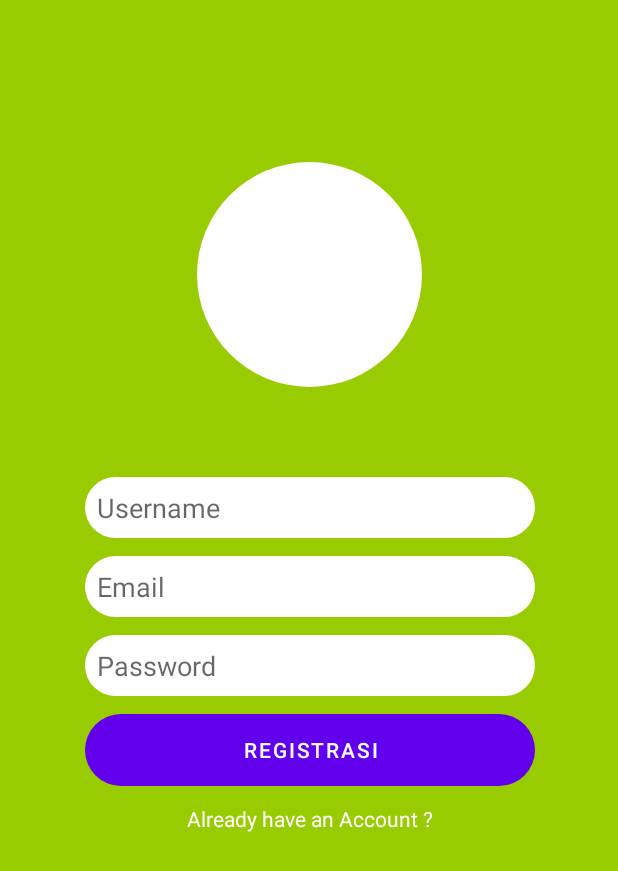
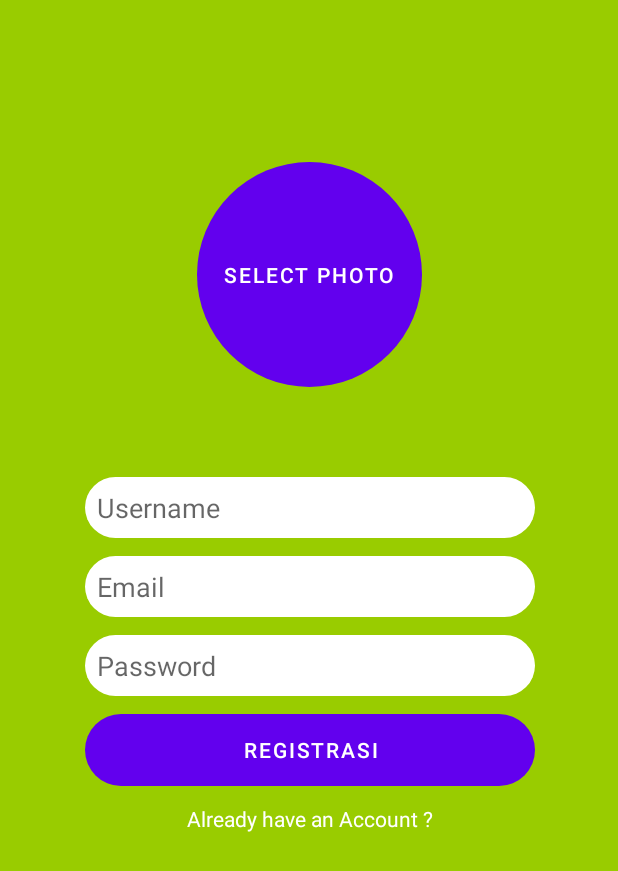
Before and after one commit to ilhamhendrop/greenchat, an Android app: the screen it shows after launch (MainActivity before the commit, RegisterActivity after it), on a phone screen of 412 x 824 dp. Shown: the top 871 px of the screen. Run offline under Robolectric (Android 15) with nearby library versions, the phone set to English and light mode, and no system bars; our stand-ins replace CircleImageView, Firebase (no records; nobody signed in at launch, a user with empty details on screens opened directly).

Commit message:
register user and upload photo

```diff
--- a/greenchat/app/build.gradle
+++ b/greenchat/app/build.gradle
@@ -45,6 +45,8 @@ dependencies {
     implementation platform('com.google.firebase:firebase-bom:26.1.0')
     implementation 'com.google.firebase:firebase-analytics-ktx'
     implementation 'com.google.firebase:firebase-auth:20.0.1'
+    implementation 'com.google.firebase:firebase-storage:19.2.0'
+    implementation 'com.google.firebase:firebase-database:19.5.1'
 
     testImplementation 'junit:junit:4.13.1'
     androidTestImplementation 'androidx.test.ext:junit:1.1.2'
--- a/greenchat/app/src/main/AndroidManifest.xml
+++ b/greenchat/app/src/main/AndroidManifest.xml
@@ -12,7 +12,7 @@
         <activity android:name=".ui.activity.LoginActivity"
             android:theme="@style/Theme.GreenChat.NoActionBar"></activity>
         <activity
-            android:name=".ui.activity.MainActivity"
+            android:name=".ui.activity.RegisterActivity"
             android:theme="@style/Theme.GreenChat.NoActionBar">
             <intent-filter>
                 <action android:name="android.intent.action.MAIN" />
--- a/greenchat/app/src/main/java/com/greensoft/greenchat/ui/activity/MainActivity.kt
+++ /dev/null
@@ -1,57 +0,0 @@
-package com.greensoft.greenchat.ui.activity
-
-import android.content.Intent
-import androidx.appcompat.app.AppCompatActivity
-import android.os.Bundle
-import android.util.Log
-import android.view.View
-import android.widget.Toast
-import com.google.firebase.auth.FirebaseAuth
-import com.greensoft.greenchat.R
-import kotlinx.android.synthetic.main.activity_main.*
-
-class MainActivity : AppCompatActivity(), View.OnClickListener {
-
-
-    override fun onCreate(savedInstanceState: Bundle?) {
-        super.onCreate(savedInstanceState)
-        setContentView(R.layout.activity_main)
-
-        btnRegister.setOnClickListener(this)
-        txtLogin.setOnClickListener(this)
-
-    }
-
-    override fun onClick(v: View) {
-        when(v.id){
-            R.id.btnRegister -> {
-                val username = edPassword.text.toString()
-                val email = edEmail.text.toString()
-                val password = edPassword.text.toString()
-
-                if (email.isEmpty() || password.isEmpty()) {
-                    Toast.makeText(applicationContext, "email/password tidak boleh kosong", Toast.LENGTH_SHORT).show()
-                    return
-                }
-
-                FirebaseAuth.getInstance()
-                        .createUserWithEmailAndPassword(email, password)
-                        .addOnCompleteListener {
-                            if (it.isSuccessful) {
-                                edEmail.text.clear()
-                                edPassword.text.clear()
-                                Toast.makeText(applicationContext, "Succes ${it.result?.user?.email}", Toast.LENGTH_SHORT).show()
-                                return@addOnCompleteListener
-                            }
-                        }
-                        .addOnFailureListener {
-                            Toast.makeText(applicationContext, "${it.message}", Toast.LENGTH_SHORT).show()
-                        }
-            }
-
-            R.id.txtLogin -> {
-                startActivity(Intent(applicationContext, LoginActivity::class.java))
-            }
-        }
-    }
-}
--- /dev/null
+++ b/greenchat/app/src/main/res/drawable/image_button.xml
@@ -0,0 +1,5 @@
+<?xml version="1.0" encoding="utf-8"?>
+<shape xmlns:android="http://schemas.android.com/apk/res/android">
+
+    <corners android:radius="75dp"/>
+</shape>
--- a/greenchat/app/src/main/res/layout/activity_main.xml
+++ /dev/null
@@ -1,87 +0,0 @@
-<?xml version="1.0" encoding="utf-8"?>
-<androidx.constraintlayout.widget.ConstraintLayout xmlns:android="http://schemas.android.com/apk/res/android"
-    xmlns:app="http://schemas.android.com/apk/res-auto"
-    xmlns:tools="http://schemas.android.com/tools"
-    android:layout_width="match_parent"
-    android:layout_height="match_parent"
-    android:padding="8dp"
-    android:background="@android:color/holo_green_light"
-    tools:context=".ui.activity.MainActivity">
-
-    <de.hdodenhof.circleimageview.CircleImageView
-        android:id="@+id/imgPhoto"
-        android:layout_width="150dp"
-        android:layout_height="150dp"
-        android:src="@android:color/white"
-        android:layout_marginTop="100dp"
-        app:layout_constraintTop_toTopOf="parent"
-        app:layout_constraintRight_toRightOf="parent"
-        app:layout_constraintLeft_toLeftOf="parent" />
-
-    <EditText
-        android:id="@+id/edUsername"
-        android:layout_width="300dp"
-        android:layout_height="wrap_content"
-        android:layout_marginTop="60dp"
-        android:background="@drawable/rounded_edittext"
-        android:hint="@string/username"
-        android:inputType="textPersonName"
-        android:padding="8dp"
-        app:layout_constraintHorizontal_bias="0.504"
-        app:layout_constraintLeft_toLeftOf="parent"
-        app:layout_constraintRight_toRightOf="parent"
-        app:layout_constraintTop_toBottomOf="@id/imgPhoto" />
-
-    <EditText
-        android:id="@+id/edEmail"
-        android:layout_width="300dp"
-        android:layout_height="wrap_content"
-        android:layout_marginTop="12dp"
-        android:background="@drawable/rounded_edittext"
-        android:hint="@string/email"
-        android:inputType="textEmailAddress"
-        android:padding="8dp"
-        app:layout_constraintHorizontal_bias="0.504"
-        app:layout_constraintLeft_toLeftOf="@id/edUsername"
-        app:layout_constraintRight_toRightOf="@id/edUsername"
-        app:layout_constraintTop_toBottomOf="@id/edUsername" />
-
-    <EditText
-        android:id="@+id/edPassword"
-        android:layout_width="300dp"
-        android:layout_height="wrap_content"
-        android:hint="@string/password"
-        android:inputType="textPassword"
-        android:background="@drawable/rounded_edittext"
-        android:layout_marginTop="12dp"
-        android:padding="8dp"
-        app:layout_constraintTop_toBottomOf="@id/edEmail"
-        app:layout_constraintLeft_toLeftOf="@id/edEmail"
-        app:layout_constraintRight_toRightOf="@id/edEmail"/>
-
-    <Button
-        android:id="@+id/btnRegister"
-        android:layout_width="300dp"
-        android:layout_height="wrap_content"
-        android:text="@string/registrasi"
-        android:layout_marginTop="12dp"
-        android:background="@drawable/rounded_button"
-        app:layout_constraintTop_toBottomOf="@id/edPassword"
-        app:layout_constraintLeft_toLeftOf="@id/edPassword"
-        app:layout_constraintRight_toRightOf="@id/edPassword"/>
-
-    <TextView
-        android:id="@+id/txtLogin"
-        android:layout_width="wrap_content"
-        android:layout_height="wrap_content"
-        android:text="@string/already_have_an_account"
-        android:textColor="@android:color/white"
-        android:layout_marginTop="12dp"
-        app:layout_constraintTop_toBottomOf="@id/btnRegister"
-        app:layout_constraintLeft_toLeftOf="@id/btnRegister"
-        app:layout_constraintRight_toRightOf="@id/btnRegister"/>
-
-
-
-
-</androidx.constraintlayout.widget.ConstraintLayout>
--- /dev/null
+++ b/greenchat/app/src/main/res/layout/activity_register.xml
@@ -0,0 +1,113 @@
+<?xml version="1.0" encoding="utf-8"?>
+<androidx.constraintlayout.widget.ConstraintLayout xmlns:android="http://schemas.android.com/apk/res/android"
+    xmlns:app="http://schemas.android.com/apk/res-auto"
+    xmlns:tools="http://schemas.android.com/tools"
+    android:layout_width="match_parent"
+    android:layout_height="match_parent"
+    android:padding="8dp"
+    android:background="@android:color/holo_green_light"
+    tools:context=".ui.activity.RegisterActivity">
+
+    <ScrollView
+        android:layout_width="match_parent"
+        android:layout_height="match_parent"
+        app:layout_constraintTop_toTopOf="parent"
+        app:layout_constraintRight_toRightOf="parent"
+        app:layout_constraintLeft_toLeftOf="parent"
+        app:layout_constraintBottom_toBottomOf="parent">
+
+        <androidx.constraintlayout.widget.ConstraintLayout
+            android:layout_width="match_parent"
+            android:layout_height="wrap_content">
+
+            <Button
+                android:id="@+id/imgPhoto"
+                android:layout_width="150dp"
+                android:layout_height="150dp"
+                android:layout_marginTop="100dp"
+                android:background="@drawable/image_button"
+                android:text="@string/select_photo"
+                app:layout_constraintTop_toTopOf="parent"
+                app:layout_constraintRight_toRightOf="parent"
+                app:layout_constraintLeft_toLeftOf="parent" />
+
+            <de.hdodenhof.circleimageview.CircleImageView
+                android:id="@+id/imgPhoto2"
+                android:layout_width="150dp"
+                android:layout_height="150dp"
+                app:layout_constraintTop_toTopOf="@id/imgPhoto"
+                app:layout_constraintLeft_toLeftOf="@id/imgPhoto"
+                app:layout_constraintRight_toRightOf="@id/imgPhoto"
+                app:layout_constraintBottom_toBottomOf="@id/imgPhoto"/>
+
+            <EditText
+                android:id="@+id/edUsername"
+                android:layout_width="300dp"
+                android:layout_height="wrap_content"
+                android:layout_marginTop="60dp"
+                android:background="@drawable/rounded_edittext"
+                android:hint="@string/username"
+                android:inputType="textPersonName"
+                android:padding="8dp"
+                app:layout_constraintHorizontal_bias="0.504"
+                app:layout_constraintLeft_toLeftOf="parent"
+                app:layout_constraintRight_toRightOf="parent"
+                app:layout_constraintTop_toBottomOf="@id/imgPhoto" />
+
+            <EditText
+                android:id="@+id/edEmail"
+                android:layout_width="300dp"
+                android:layout_height="wrap_content"
+                android:layout_marginTop="12dp"
+                android:background="@drawable/rounded_edittext"
+                android:hint="@string/email"
+                android:inputType="textEmailAddress"
+                android:padding="8dp"
+                app:layout_constraintHorizontal_bias="0.504"
+                app:layout_constraintLeft_toLeftOf="@id/edUsername"
+                app:layout_constraintRight_toRightOf="@id/edUsername"
+                app:layout_constraintTop_toBottomOf="@id/edUsername" />
+
+            <EditText
+                android:id="@+id/edPassword"
+                android:layout_width="300dp"
+                android:layout_height="wrap_content"
+                android:hint="@string/password"
+                android:inputType="textPassword"
+                android:background="@drawable/rounded_edittext"
+                android:layout_marginTop="12dp"
+                android:padding="8dp"
+                app:layout_constraintTop_toBottomOf="@id/edEmail"
+                app:layout_constraintLeft_toLeftOf="@id/edEmail"
+                app:layout_constraintRight_toRightOf="@id/edEmail"/>
+
+            <Button
+                android:id="@+id/btnRegister"
+                android:layout_width="300dp"
+                android:layout_height="wrap_content"
+                android:text="@string/registrasi"
+                android:layout_marginTop="12dp"
+                android:background="@drawable/rounded_button"
+                app:layout_constraintTop_toBottomOf="@id/edPassword"
+                app:layout_constraintLeft_toLeftOf="@id/edPassword"
+                app:layout_constraintRight_toRightOf="@id/edPassword"/>
+
+            <TextView
+                android:id="@+id/txtLogin"
+                android:layout_width="wrap_content"
+                android:layout_height="wrap_content"
+                android:text="@string/already_have_an_account"
+                android:textColor="@android:color/white"
+                android:layout_marginTop="12dp"
+                app:layout_constraintTop_toBottomOf="@id/btnRegister"
+                app:layout_constraintLeft_toLeftOf="@id/btnRegister"
+                app:layout_constraintRight_toRightOf="@id/btnRegister"/>
+
+        </androidx.constraintlayout.widget.ConstraintLayout>
+
+    </ScrollView>
+
+
+
+
+</androidx.constraintlayout.widget.ConstraintLayout>
--- a/greenchat/app/src/main/res/values/strings.xml
+++ b/greenchat/app/src/main/res/values/strings.xml
@@ -6,4 +6,5 @@
     <string name="registrasi">Registrasi</string>
     <string name="already_have_an_account">Already have an Account ?</string>
     <string name="login">Login</string>
+    <string name="select_photo">Select Photo</string>
 </resources>
```
Also changed, not shown: greenchat/app/src/main/java/com/greensoft/greenchat/adapter/User.kt (added, +11 -0 lines), greenchat/app/src/main/java/com/greensoft/greenchat/ui/activity/RegisterActivity.kt (added, +124 -0 lines).
